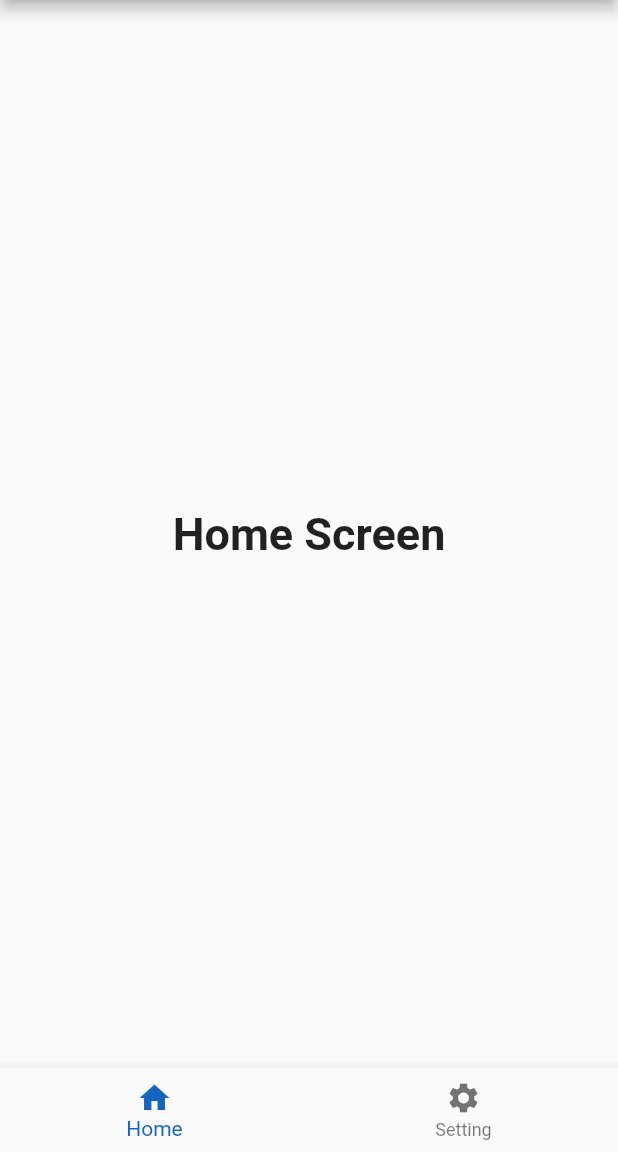
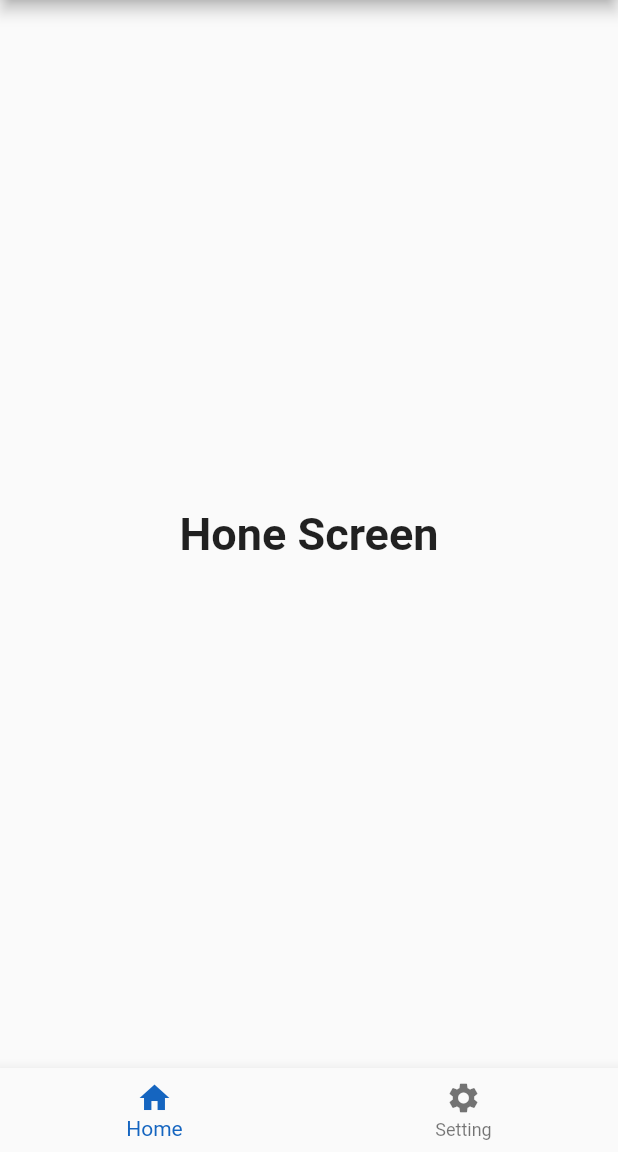
Before and after one commit to yathu/ui-automation-test-flutter, a Flutter app: the screen it shows after launch, on a phone screen of 412 x 824 dp, the part 84-1236 px from its top. Run offline on Flutter 3.47's test engine with Material 2 defaults, Android fonts, the phone set to English and light mode, and no system bars.

Commit message:
home text find added

```diff
--- a/lib/main.dart
+++ b/lib/main.dart
@@ -28,9 +28,8 @@ class MyStatefulWidget extends StatefulWidget {
 class _MyStatefulWidgetState extends State<MyStatefulWidget> {
   int _selectedIndex = 0;
 
-
    final List<Widget> _widgetOptions = <Widget>[
-    const HomeScreen(),
+    const HomeScreen(title: "Hone Screen",),
     const SettingScreen(),
   ];
 
@@ -63,8 +62,4 @@ class _MyStatefulWidgetState extends State<MyStatefulWidget> {
       ),
     );
   }
-
-  void buttonPressed() {
-    print("Button Pressed");
-  }
 }
--- a/lib/screens/home_screen.dart
+++ b/lib/screens/home_screen.dart
@@ -1,13 +1,17 @@
 import 'package:flutter/material.dart';
 
 class HomeScreen extends StatelessWidget {
-  const HomeScreen({Key? key}) : super(key: key);
+  const HomeScreen({Key? key, required this.title}) : super(key: key);
+
+  final String title;
 
   @override
   Widget build(BuildContext context) {
-     const TextStyle optionStyle =
-    TextStyle(fontSize: 30, fontWeight: FontWeight.bold);
+    const TextStyle optionStyle =
+        TextStyle(fontSize: 30, fontWeight: FontWeight.bold);
 
-    return const Center(child: Text("Home Screen",style: optionStyle,),);
+    return Center(
+      child: Text(title,style: optionStyle,),
+    );
   }
 }
```
Also changed, not shown: 1 other file.
